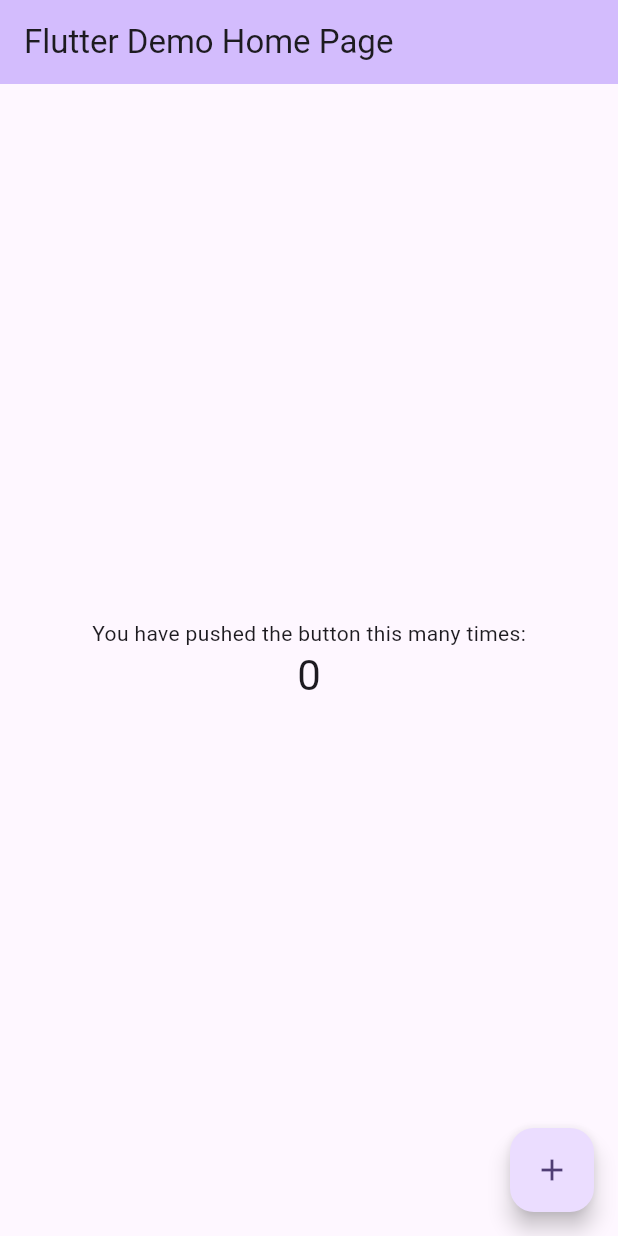
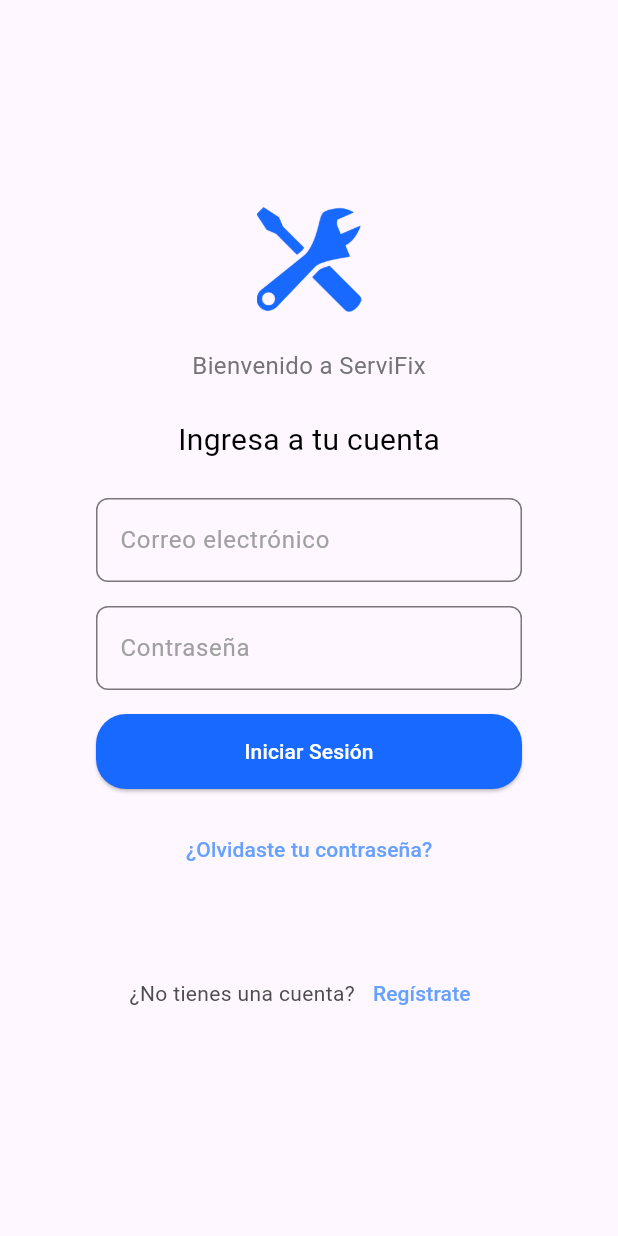
Before and after one commit to AM-SocialTechOrg/ServiFix_Flutter, a Flutter app: the screen it shows after launch, on a phone screen of 412 x 824 dp. Run offline on Flutter 3.47's test engine with Material 3 defaults, Android fonts, the phone set to English and light mode, and no system bars.

Commit message:
Add: LogIn Interface
Added login interface & assets

Co-Authored-By: Luis Alberto Siancas Retegui <112042262+DahuX04@users.noreply.github.com>
Co-Authored-By: Jean Carlos Achamizo <traxefeder@gmail.com>
Co-Authored-By: L.T. <104176051+NotLT42@users.noreply.github.com>
Co-Authored-By: Rodrigo Raymundo  <130820365+RodrigoRG24@users.noreply.github.com>

```diff
--- a/lib/main.dart
+++ b/lib/main.dart
@@ -1,4 +1,5 @@
 import 'package:flutter/material.dart';
+import 'package:servifix_flutter/views/login.dart';
 
 void main() {
   runApp(const MyApp());
@@ -13,113 +14,10 @@ class MyApp extends StatelessWidget {
     return MaterialApp(
       title: 'Flutter Demo',
       theme: ThemeData(
-        // This is the theme of your application.
-        //
-        // TRY THIS: Try running your application with "flutter run". You'll see
-        // the application has a purple toolbar. Then, without quitting the app,
-        // try changing the seedColor in the colorScheme below to Colors.green
-        // and then invoke "hot reload" (save your changes or press the "hot
-        // reload" button in a Flutter-supported IDE, or press "r" if you used
-        // the command line to start the app).
-        //
-        // Notice that the counter didn't reset back to zero; the application
-        // state is not lost during the reload. To reset the state, use hot
-        // restart instead.
-        //
-        // This works for code too, not just values: Most code changes can be
-        // tested with just a hot reload.
         colorScheme: ColorScheme.fromSeed(seedColor: Colors.deepPurple),
         useMaterial3: true,
       ),
-      home: const MyHomePage(title: 'Flutter Demo Home Page'),
+      home: LogIn(),
     );
   }
 }
-
-class MyHomePage extends StatefulWidget {
-  const MyHomePage({super.key, required this.title});
-
-  // This widget is the home page of your application. It is stateful, meaning
-  // that it has a State object (defined below) that contains fields that affect
-  // how it looks.
-
-  // This class is the configuration for the state. It holds the values (in this
-  // case the title) provided by the parent (in this case the App widget) and
-  // used by the build method of the State. Fields in a Widget subclass are
-  // always marked "final".
-
-  final String title;
-
-  @override
-  State<MyHomePage> createState() => _MyHomePageState();
-}
-
-class _MyHomePageState extends State<MyHomePage> {
-  int _counter = 0;
-
-  void _incrementCounter() {
-    setState(() {
-      // This call to setState tells the Flutter framework that something has
-      // changed in this State, which causes it to rerun the build method below
-      // so that the display can reflect the updated values. If we changed
-      // _counter without calling setState(), then the build method would not be
-      // called again, and so nothing would appear to happen.
-      _counter++;
-    });
-  }
-
-  @override
-  Widget build(BuildContext context) {
-    // This method is rerun every time setState is called, for instance as done
-    // by the _incrementCounter method above.
-    //
-    // The Flutter framework has been optimized to make rerunning build methods
-    // fast, so that you can just rebuild anything that needs updating rather
-    // than having to individually change instances of widgets.
-    return Scaffold(
-      appBar: AppBar(
-        // TRY THIS: Try changing the color here to a specific color (to
-        // Colors.amber, perhaps?) and trigger a hot reload to see the AppBar
-        // change color while the other colors stay the same.
-        backgroundColor: Theme.of(context).colorScheme.inversePrimary,
-        // Here we take the value from the MyHomePage object that was created by
-        // the App.build method, and use it to set our appbar title.
-        title: Text(widget.title),
-      ),
-      body: Center(
-        // Center is a layout widget. It takes a single child and positions it
-        // in the middle of the parent.
-        child: Column(
-          // Column is also a layout widget. It takes a list of children and
-          // arranges them vertically. By default, it sizes itself to fit its
-          // children horizontally, and tries to be as tall as its parent.
-          //
-          // Column has various properties to control how it sizes itself and
-          // how it positions its children. Here we use mainAxisAlignment to
-          // center the children vertically; the main axis here is the vertical
-          // axis because Columns are vertical (the cross axis would be
-          // horizontal).
-          //
-          // TRY THIS: Invoke "debug painting" (choose the "Toggle Debug Paint"
-          // action in the IDE, or press "p" in the console), to see the
-          // wireframe for each widget.
-          mainAxisAlignment: MainAxisAlignment.center,
-          children: <Widget>[
-            const Text(
-              'You have pushed the button this many times:',
-            ),
-            Text(
-              '$_counter',
-              style: Theme.of(context).textTheme.headlineMedium,
-            ),
-          ],
-        ),
-      ),
-      floatingActionButton: FloatingActionButton(
-        onPressed: _incrementCounter,
-        tooltip: 'Increment',
-        child: const Icon(Icons.add),
-      ), // This trailing comma makes auto-formatting nicer for build methods.
-    );
-  }
-}
--- /dev/null
+++ b/lib/views/login.dart
@@ -0,0 +1,131 @@
+import 'package:flutter/material.dart';
+
+class LogIn extends StatelessWidget {
+  const LogIn({super.key});
+
+  @override
+  Widget build(BuildContext context) {
+    return Scaffold(
+      body: Center(
+        child: SingleChildScrollView(
+          child: Padding(
+            padding: const EdgeInsets.all(64.0),
+            child: Column(
+              children: [
+                Image(
+                  image: AssetImage('lib/assets/tools.png'),
+                  width: 70,
+                  height: 70,
+                ),
+                SizedBox(height: 24),
+                Text(
+                  'Bienvenido a ServiFix',
+                  style: TextStyle(
+                    color: Color(0xFF747474),
+                    fontSize: 16,
+                  ),
+                ),
+                SizedBox(height: 24),
+                Text(
+                  'Ingresa a tu cuenta',
+                  style: TextStyle(
+                    color: Color(0xFF000000),
+                    fontSize: 20,
+                  ),
+                ),
+                SizedBox(height: 24),
+                TextField(
+                  decoration: InputDecoration(
+                    border: OutlineInputBorder(
+                      borderRadius: BorderRadius.circular(8.0),
+                      borderSide: BorderSide(color: Color(0xFFF4F4F4), width: 1.0),
+                    ),
+                    focusedBorder: OutlineInputBorder(
+                      borderSide: BorderSide(color: Color(0xFF1769FF), width: 1.0),
+                      borderRadius: BorderRadius.circular(8.0),
+                    ),
+                    labelText: 'Correo electrónico',
+                    labelStyle: TextStyle(color: Color(0xFFA0A0A0)),
+                  ),
+                ),
+                SizedBox(height: 16),
+                TextField(
+                  decoration: InputDecoration(
+                    border: OutlineInputBorder(
+                      borderRadius: BorderRadius.circular(8.0),
+                      borderSide: BorderSide(color: Color(0xFFF4F4F4), width: 1.0),
+                    ),
+                    focusedBorder: OutlineInputBorder(
+                      borderSide: BorderSide(color: Color(0xFF1769FF), width: 1.0),
+                      borderRadius: BorderRadius.circular(8.0),
+                    ),
+                    labelText: 'Contraseña',
+                    labelStyle: TextStyle(color: Color(0xFFA0A0A0)),
+                  ),
+                ),
+                SizedBox(height: 16),
+                ElevatedButton(
+                  onPressed: () {
+                    // Add code here
+                  },
+                  child: const Text(
+                    'Iniciar Sesión',
+                    style: TextStyle(
+                      color: Color(0xFFFFFFFF),
+                      fontSize: 14,
+                    ),
+                  ),
+                  style: ElevatedButton.styleFrom(
+                    minimumSize: Size(double.infinity, 50),
+                    shape: RoundedRectangleBorder(
+                      borderRadius: BorderRadius.circular(20.0),
+                    ),
+                    backgroundColor: Color(0xFF1769FF),
+                  ),
+                ),
+                SizedBox(height: 16),
+                TextButton(
+                  child: Text(
+                    '¿Olvidaste tu contraseña?',
+                    style: TextStyle(
+                      color: Color(0xFF67A1FF),
+                      fontSize: 14,
+                    ),
+                  ),
+                  onPressed: () {
+                    // Add code here
+                  },
+                ),
+                SizedBox(height: 48),
+                Row(
+                  mainAxisAlignment: MainAxisAlignment.center,
+                  children: [
+                    Text(
+                      '¿No tienes una cuenta?',
+                      style: TextStyle(
+                        color: Color(0xFF4D4D4D),
+                        fontSize: 14,
+                      ),
+                    ),
+                    TextButton(
+                      child: Text(
+                        'Regístrate',
+                        style: TextStyle(
+                          color: Color(0xFF67A1FF),
+                          fontSize: 14,
+                        ),
+                      ),
+                      onPressed: () {
+                        // Add code here
+                      },
+                    ),
+                  ],
+                )
+              ],
+            ),
+          ),
+        ),
+      ),
+    );
+  }
+}
--- a/pubspec.yaml
+++ b/pubspec.yaml
@@ -59,9 +59,9 @@ flutter:
   uses-material-design: true
 
   # To add assets to your application, add an assets section, like this:
-  # assets:
-  #   - images/a_dot_burr.jpeg
-  #   - images/a_dot_ham.jpeg
+  assets:
+    - lib/assets/servifix_logo.png
+    - lib/assets/tools.png
 
   # An image asset can refer to one or more resolution-specific "variants", see
   # https://flutter.dev/assets-and-images/#resolution-aware
```
Also changed, not shown: lib/assets/servifix_logo.png (added), lib/assets/tools.png (added).
